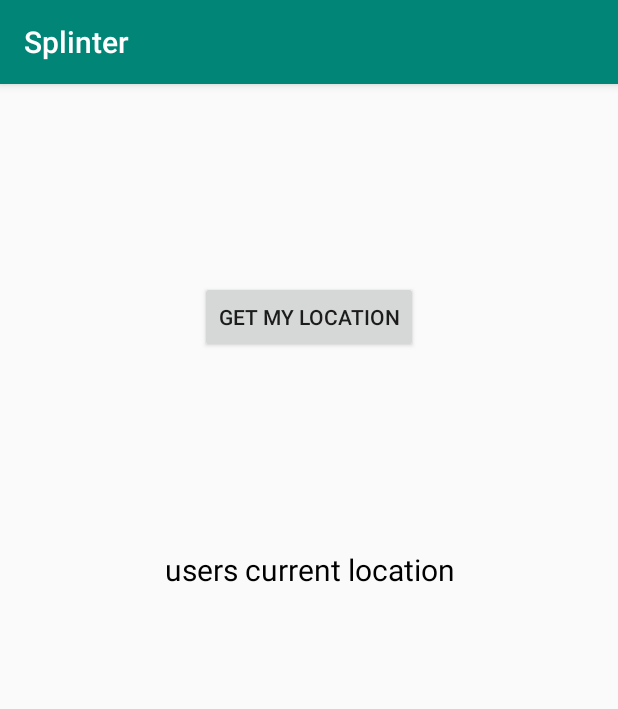
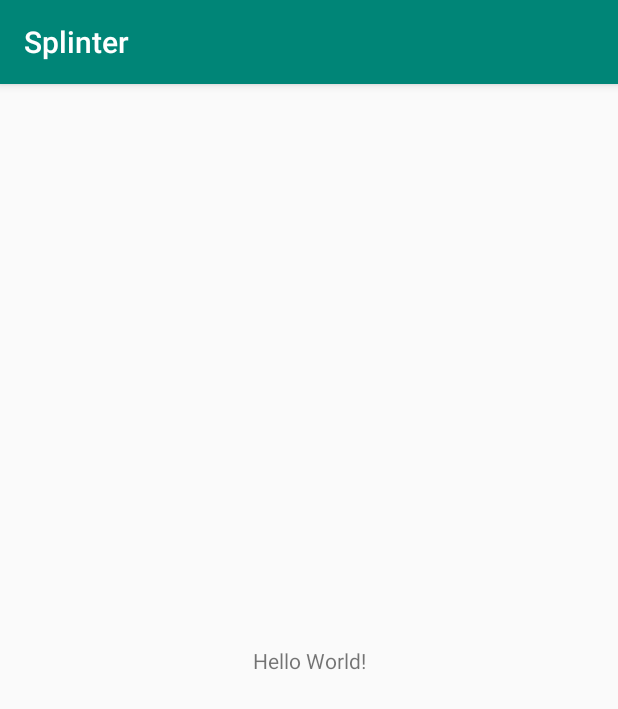
Before and after one commit to gamidiv10/Splinter, an Android app: the screen it shows after launch (Locations before the commit, Internet after it), on a phone screen of 412 x 824 dp. Shown: the top 709 px of the screen. Run offline under Robolectric (Android 15) with nearby library versions, the phone set to English and light mode, and no system bars.

Commit message:
Created Check for internet connection functionalities

```diff
--- a/app/src/main/AndroidManifest.xml
+++ b/app/src/main/AndroidManifest.xml
@@ -8,6 +8,8 @@
     <uses-permission android:name="android.permission.ACCESS_FINE_LOCATION"/>
     <uses-permission android:name="android.permission.ACCESS_COARSE_LOCATION"/>
     <uses-permission android:name="android.permission.INTERNET"/>
+    <uses-permission android:name="android.permission.ACCESS_NETWORK_STATE" />
+    <uses-permission android:name="android.permission.ACCESS_WIFI_STATE"/>
 
     <application
         android:value="ca-app-pub-3162157850946233~8845791837"
@@ -26,6 +28,7 @@
         </activity>
         <activity android:name=".Bluetooth" />
         <activity android:name=".Locations"/>
+        <activity android:name=".Internet"/>
     </application>
 
 </manifest>
--- /dev/null
+++ b/app/src/main/java/com/example/splinter/Internet.java
@@ -0,0 +1,42 @@
+package com.example.splinter;
+
+import android.content.Context;
+import android.net.ConnectivityManager;
+import android.net.NetworkInfo;
+import android.os.Bundle;
+import android.view.View;
+import android.widget.TimePicker;
+import android.widget.Toast;
+
+import androidx.appcompat.app.AppCompatActivity;
+
+import com.google.android.gms.location.LocationServices;
+
+public class Internet extends AppCompatActivity {
+
+    @Override
+    protected void onCreate(Bundle savedInstanceState) {
+       super.onCreate(savedInstanceState);
+       setContentView(R.layout.internet);
+
+       checkCOnnection();
+    }
+
+    public void checkCOnnection(){
+        ConnectivityManager manager = (ConnectivityManager) getApplicationContext().getSystemService(Context.CONNECTIVITY_SERVICE);
+        NetworkInfo activeNetwork = manager.getActiveNetworkInfo();
+
+        if (null != activeNetwork) {
+            if (activeNetwork.getType() == ConnectivityManager.TYPE_WIFI){
+                Toast.makeText(this,"Wifi Enabled", Toast.LENGTH_SHORT).show();
+
+            }
+            if (activeNetwork.getType() == ConnectivityManager.TYPE_WIFI){
+                Toast.makeText(this,"Data Enabled", Toast.LENGTH_SHORT).show();
+            }
+        }
+        else{
+            Toast.makeText(this,"No Network Connection", Toast.LENGTH_SHORT).show();
+        }
+    }
+}
--- a/app/src/main/java/com/example/splinter/MainActivity.java
+++ b/app/src/main/java/com/example/splinter/MainActivity.java
@@ -1,6 +1,7 @@
 package com.example.splinter;
 import android.content.Intent;
 
+import android.graphics.BlendMode;
 import android.os.Bundle;
 
 import androidx.appcompat.app.AppCompatActivity;
@@ -12,7 +13,7 @@ public class MainActivity extends AppCompatActivity {
   protected void onCreate(Bundle savedInstanceState) {
     super.onCreate(savedInstanceState);
     setContentView(R.layout.activity_main);
-    Intent i = new Intent(this,Locations.class);
+    Intent i = new Intent(this, Internet.class);
     startActivity(i);
   }
 }
--- a/app/src/main/res/layout/bluetooth.xml
+++ b/app/src/main/res/layout/bluetooth.xml
@@ -15,8 +15,7 @@
         android:layout_height="wrap_content"
         android:text=""
         android:textAlignment="center"
-        android:textSize="20sp"
-        android:textColor="#000"/>
+        android:textSize="20sp" />
     <!--Bluetooth icon (on/off)-->
     <ImageView
         android:id="@+id/bluetoothIv"
--- /dev/null
+++ b/app/src/main/res/layout/internet.xml
@@ -0,0 +1,18 @@
+<?xml version="1.0" encoding="utf-8"?>
+<androidx.constraintlayout.widget.ConstraintLayout xmlns:android="http://schemas.android.com/apk/res/android"
+    xmlns:app="http://schemas.android.com/apk/res-auto"
+    xmlns:tools="http://schemas.android.com/tools"
+    android:layout_width="match_parent"
+    android:layout_height="match_parent"
+    tools:context=".MainActivity">
+
+    <TextView
+        android:layout_width="wrap_content"
+        android:layout_height="wrap_content"
+        android:text="Hello World!"
+        app:layout_constraintBottom_toBottomOf="parent"
+        app:layout_constraintLeft_toLeftOf="parent"
+        app:layout_constraintRight_toRightOf="parent"
+        app:layout_constraintTop_toTopOf="parent" />
+
+</androidx.constraintlayout.widget.ConstraintLayout>
```
Also changed, not shown: app/src/main/java/com/example/splinter/Bluetooth.java (+0 -7 lines), app/src/main/java/com/example/splinter/Locations.java (+7 -1 lines).
